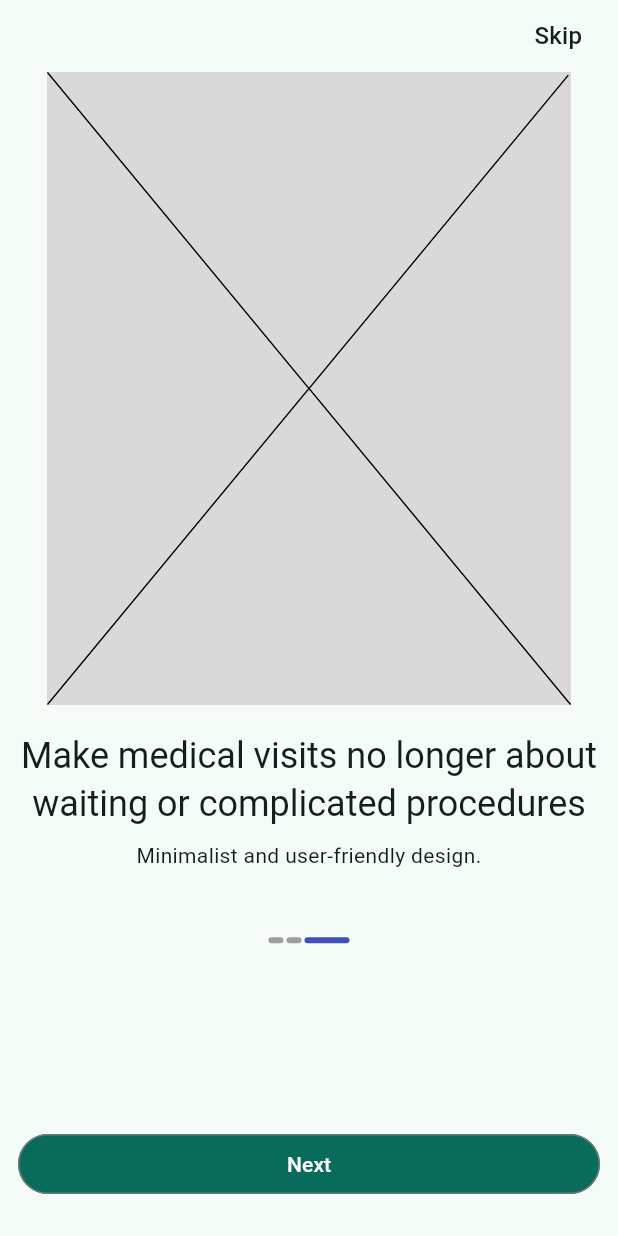
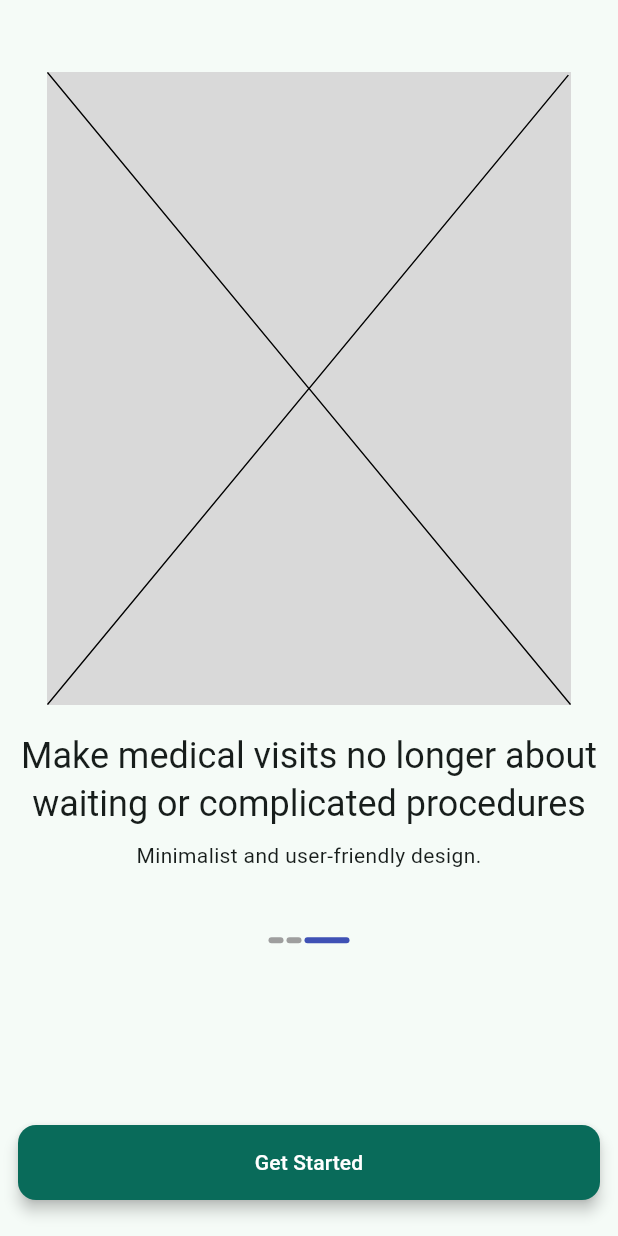
Before and after one commit to anhkien7780/health_profile, a Flutter app: the screen it shows after launch, swiped to page 3, on a phone screen of 412 x 824 dp. Run offline on Flutter 3.47's test engine with Material 3 defaults, Android fonts, the phone set to English and light mode, and no system bars; drawn by our look-alikes of smooth_page_indicator; our stand-ins replace equatable, flutter_bloc, flutter_svg, go_router, google_fonts, shared_preferences.

Commit message:
feat(onboarding): Update last page UI and refactor files
- Create a reusable `AppOutlinedButton` widget.
- Refactor the "Next" button on the onboarding screen to use the new `AppOutlinedButton`.
- Change the "Next" button text to "Get Started" on the final onboarding page.
- Hide the "Skip" button on the last page.
- Add new localization keys for "Get Started".
- Organize file structure by moving page-specific files into a `pages` subdirectory.

```diff
--- a/lib/common/app_dimens.dart
+++ b/lib/common/app_dimens.dart
@@ -1,14 +1,23 @@
 import 'dart:ui';
 
-class AppDimens{
+class AppDimens {
   AppDimens._();
+
   static final logoSize = Size(120, 120);
   static final onboardingImageSize = Size(366, 422);
 
+  static const double buttonHeightBig = 80;
+  static const double buttonHeightNormal = 50;
+  static const double buttonHeightSmall = 44;
+
+  // Border
+  static const double borderRadiusNormal = 12;
+  static const double borderRadiusBig = 24;
+  static const double borderRadiusSmall = 8;
+
+  // Margin
   static const double marginBigger = 24;
   static const double marginBig = 18;
   static const double marginNormal = 12;
   static const double marginSmall = 8;
-
-
 }
--- a/lib/common/app_theme.dart
+++ b/lib/common/app_theme.dart
@@ -338,8 +338,9 @@ class AppTheme {
   ThemeData theme(ColorScheme colorScheme) => ThemeData(
     useMaterial3: true,
     brightness: colorScheme.brightness,
-    outlinedButtonTheme: OutlinedButtonThemeData(
-      style: OutlinedButton.styleFrom(
+    elevatedButtonTheme: ElevatedButtonThemeData(
+      style: ElevatedButton.styleFrom(
+        elevation: 4,
         backgroundColor: colorScheme.primary,
         iconColor: colorScheme.onPrimary,
       ),
--- a/lib/l10n/intl_en.arb
+++ b/lib/l10n/intl_en.arb
@@ -2,6 +2,7 @@
   "appName": "Health Profile",
   "skip": "Skip",
   "next": "Next",
+  "getStarted": "Get Started",
   "onboardingFirstHeadline": "Quickly look up medical records and schedule appointments",
   "onBoardingSecondHeadline": "Clinical disease diagnosis tool",
   "onBoardingThirdHeadline": "Make medical visits no longer about waiting or complicated procedures",
--- a/lib/l10n/intl_vn.arb
+++ b/lib/l10n/intl_vn.arb
@@ -2,6 +2,7 @@
   "appName": "Hồ sơ sức khoẻ",
   "skip": "Bỏ qua",
   "next": "Tiếp tục",
+  "getStarted": "Bắt đầu",
   "onboardingFirstHeadline": "Tra cứu hồ sơ bệnh án, hẹn lịch khám bệnh nhanh chóng",
   "onBoardingSecondHeadline": "Công cụ chuẩn đoán bệnh lâm sàn",
   "onBoardingThirdHeadline": "Để khám bệnh không còn là chờ đợi và thủ tục khó khăn",
--- a/lib/router/router_config.dart
+++ b/lib/router/router_config.dart
@@ -1,7 +1,8 @@
 import 'package:flutter/cupertino.dart';
 import 'package:go_router/go_router.dart';
-import 'package:health_profile/ui/onboarding_page/onboarding_page.dart';
-import 'package:health_profile/ui/splash_page/splash_page.dart';
+
+import '../ui/pages/onboarding_page/onboarding_page.dart';
+import '../ui/pages/splash_page/splash_page.dart';
 
 class AppRouter {
   static final navigationKey = GlobalKey<NavigatorState>();
--- a/lib/ui/onboarding_page/onboarding_cubit.dart
+++ b/lib/ui/pages/onboarding_page/onboarding_cubit.dart
@@ -1,6 +1,6 @@
 import 'package:flutter/material.dart';
 import 'package:flutter_bloc/flutter_bloc.dart';
-import 'package:health_profile/ui/onboarding_page/onboarding_state.dart';
+import 'onboarding_state.dart';
 
 class OnboardingCubit extends Cubit<OnboardingState> {
   OnboardingCubit() : super(OnboardingState(currentPage: 1));
--- a/lib/ui/onboarding_page/onboarding_page.dart
+++ b/lib/ui/pages/onboarding_page/onboarding_page.dart
@@ -4,6 +4,7 @@ import 'package:flutter_svg/flutter_svg.dart';
 import 'package:health_profile/common/app_dimens.dart';
 import 'package:health_profile/common/app_images.dart';
 import 'package:health_profile/generated/l10n.dart';
+import 'package:health_profile/ui/widgets/buttons/app_outlined_button.dart';
 import 'package:smooth_page_indicator/smooth_page_indicator.dart';
 
 import 'onboarding_cubit.dart';
@@ -62,9 +63,7 @@ class _OnboardingChildPageState extends State<OnboardingChildPage> {
                 buildWhen: (previous, current) =>
                     previous.currentPage != current.currentPage,
                 builder: (context, state) {
-                  return Opacity(
-                    opacity: state.currentPage == 3 ? 0 : 1,
-                    child: Padding(
+                  return Padding(
                     padding: const EdgeInsets.all(AppDimens.marginNormal),
                     child: Align(
                       alignment: Alignment.centerRight,
@@ -72,6 +71,8 @@ class _OnboardingChildPageState extends State<OnboardingChildPage> {
                         onTap: () {
                           _cubit.onSkip();
                         },
+                        child: Opacity(
+                          opacity: state.currentPage == 2 ? 0 : 1,
                           child: Text(
                             S.of(context).skip,
                             style: Theme.of(context).textTheme.titleMedium,
@@ -86,7 +87,7 @@ class _OnboardingChildPageState extends State<OnboardingChildPage> {
                 height: screenHeight * 0.7,
                 child: PageView(
                   controller: _cubit.pageController,
-                  onPageChanged: (index){
+                  onPageChanged: (index) {
                     _cubit.updatePage(index);
                   },
                   children: [
@@ -120,19 +121,13 @@ class _OnboardingChildPageState extends State<OnboardingChildPage> {
               const Spacer(),
               Padding(
                 padding: const EdgeInsets.only(bottom: AppDimens.marginBigger),
-                child: SizedBox(
-                  width: double.infinity,
-                  child: OutlinedButton(
-                    onPressed: () async {
+                child: AppOutlinedButton(
+                  onClick: () async {
                     await _cubit.nextPage();
                   },
-                    child: Text(
-                      S.of(context).next,
-                      style: Theme.of(context).textTheme.labelLarge?.copyWith(
-                        color: Theme.of(context).colorScheme.onPrimary,
-                      ),
-                    ),
-                  ),
+                  text: _cubit.state.currentPage == 2
+                      ? S.of(context).getStarted
+                      : S.of(context).next,
                 ),
               ),
             ],
--- a/lib/ui/splash_page/splash_cubit.dart
+++ b/lib/ui/pages/splash_page/splash_cubit.dart
@@ -1,7 +1,7 @@
 import 'package:flutter_bloc/flutter_bloc.dart';
 import 'package:health_profile/database/shared_preferences_helper.dart';
-import 'package:health_profile/ui/splash_page/splash_navigator.dart';
-import 'package:health_profile/ui/splash_page/splash_state.dart';
+import 'package:health_profile/ui/pages/splash_page/splash_navigator.dart';
+import 'package:health_profile/ui/pages/splash_page/splash_state.dart';
 
 class SplashCubit extends Cubit<SplashState> {
   SplashCubit({required this.navigator}) : super(SplashState());
--- a/lib/ui/splash_page/splash_page.dart
+++ b/lib/ui/pages/splash_page/splash_page.dart
@@ -3,9 +3,9 @@ import 'package:flutter_bloc/flutter_bloc.dart';
 import 'package:health_profile/common/app_dimens.dart';
 import 'package:health_profile/common/app_images.dart';
 import 'package:health_profile/generated/l10n.dart';
-import 'package:health_profile/ui/splash_page/splash_cubit.dart';
-import 'package:health_profile/ui/splash_page/splash_navigator.dart';
-import 'package:health_profile/ui/splash_page/splash_state.dart';
+import 'package:health_profile/ui/pages/splash_page/splash_cubit.dart';
+import 'package:health_profile/ui/pages/splash_page/splash_navigator.dart';
+import 'package:health_profile/ui/pages/splash_page/splash_state.dart';
 
 class SplashPage extends StatelessWidget {
   const SplashPage({super.key});
--- /dev/null
+++ b/lib/ui/widgets/buttons/app_outlined_button.dart
@@ -0,0 +1,43 @@
+import 'package:flutter/material.dart';
+import 'package:health_profile/common/app_dimens.dart';
+
+class AppOutlinedButton extends StatelessWidget {
+  const AppOutlinedButton({
+    super.key,
+    required this.onClick,
+    required this.text,
+    this.width = double.infinity,
+    this.height = AppDimens.buttonHeightNormal,
+    this.borderRadius = AppDimens.borderRadiusNormal,
+  });
+
+  final VoidCallback onClick;
+  final String text;
+  final double? width;
+  final double? height;
+  final double? borderRadius;
+
+  @override
+  Widget build(BuildContext context) {
+    return SizedBox(
+      width: width,
+      height: height,
+      child: ElevatedButton(
+        style: ElevatedButton.styleFrom(
+          shape: RoundedRectangleBorder(
+            borderRadius: BorderRadius.circular(
+              borderRadius ?? AppDimens.borderRadiusNormal,
+            ),
+          ),
+        ),
+        onPressed: () => onClick(),
+        child: Text(
+          text,
+          style: Theme.of(context).textTheme.labelLarge?.copyWith(
+            color: Theme.of(context).colorScheme.onPrimary,
+          ),
+        ),
+      ),
+    );
+  }
+}
```
Also changed, not shown: lib/generated/intl/messages_en.dart, lib/generated/intl/messages_vn.dart, lib/generated/l10n.dart, lib/ui/pages/onboarding_page/onboarding_state.dart (renamed from lib/ui/onboarding_page/onboarding_state.dart), lib/ui/pages/splash_page/splash_navigator.dart (renamed from lib/ui/splash_page/splash_navigator.dart), lib/ui/pages/splash_page/splash_state.dart (renamed from lib/ui/splash_page/splash_state.dart). Lines whose indentation alone changed are shown as unchanged.
